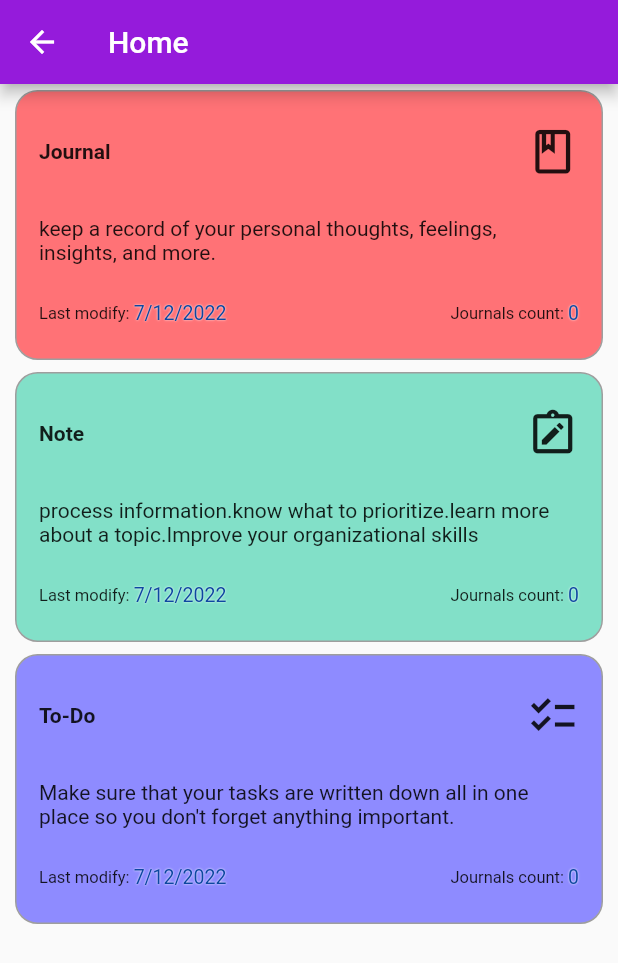
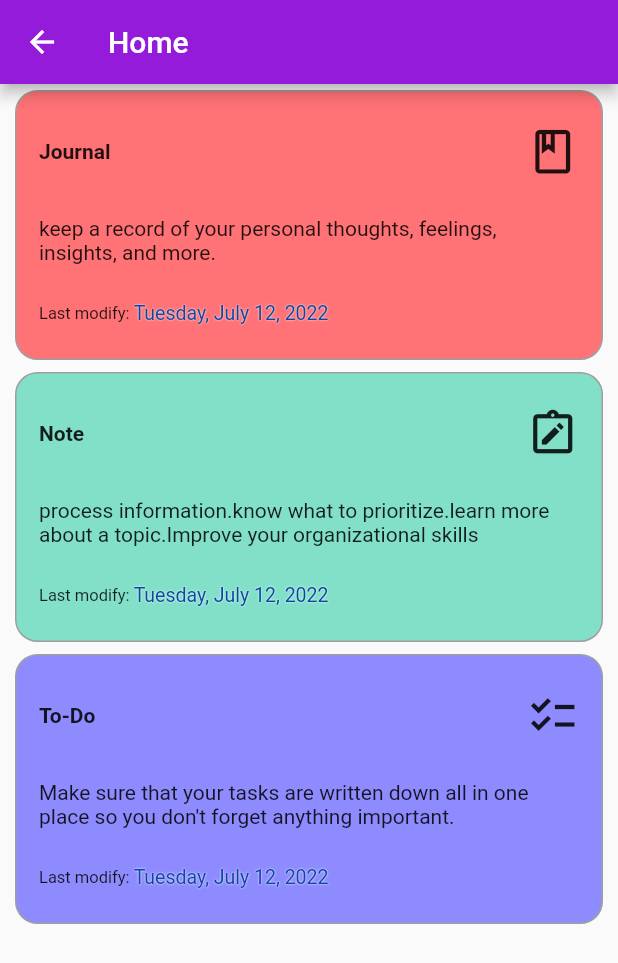
Before and after one commit to HashemAlkeshawi/Magic_calculator, a Flutter app: the Home screen opened directly, on a phone screen of 412 x 824 dp. Shown: the top 963 px of the screen. Run offline on Flutter 3.47's test engine with Material 2 defaults, Android fonts, the phone set to English and light mode, and no system bars; our stand-ins replace flutter_svg, lottie; missing offline and left inert: dart:ffi.

```diff
--- a/lib/data/JSON_FILS/Journal_JSON.dart
+++ b/lib/data/JSON_FILS/Journal_JSON.dart
@@ -4,7 +4,6 @@ import '../dataClasses/Journals.dart';
 
 Map<String, dynamic> journals = {
   'name': 'Journal',
-  'count': JournalList.length,
   'date': DateTime.now(),
   'color': const Color(0xffFF7276),
   'desc':
--- a/lib/data/JSON_FILS/Note_JSON.dart
+++ b/lib/data/JSON_FILS/Note_JSON.dart
@@ -4,7 +4,6 @@ import 'package:magic_calculator/data/dataClasses/Notes.dart';
 
 Map<String, dynamic> notes = {
   'name': 'Note',
-  'count': noteList.length,
   'date': DateTime.now(),
   'color': const Color(0xff82E0C8),
   'desc':
--- a/lib/data/JSON_FILS/ToDo_JSON.dart
+++ b/lib/data/JSON_FILS/ToDo_JSON.dart
@@ -4,7 +4,6 @@ import '../dataClasses/Todos.dart';
 
 Map<String, dynamic> tasks = {
   'name': 'To-Do',
-  'count': 0,
   'date': DateTime.now(),
   'color': const Color(0xff8E8BFF),
   'desc':
--- a/lib/main.dart
+++ b/lib/main.dart
@@ -1,5 +1,4 @@
 import 'package:flutter/material.dart';
-import 'package:magic_calculator/screens/HiddenApp/home.dart';
 import 'package:magic_calculator/screens/calculator.dart';
 
 void main() {
@@ -11,7 +10,7 @@ class App extends StatelessWidget {
   Widget build(BuildContext context) {
     return MaterialApp(
       debugShowCheckedModeBanner: false,
-      home: Home(),
+      home: Magic_calculator(),
     );
   }
 }
--- a/lib/screens/HiddenApp/home.dart
+++ b/lib/screens/HiddenApp/home.dart
@@ -94,19 +94,7 @@ class Home extends StatelessWidget {
                 style: TextStyle(fontSize: 11),
               ),
               Text(
-                DateFormat.yMd().format(map['date']),
-                style: TextStyle(
-                    fontSize: 13,
-                    color: Colors.blue[900],
-                    shadows: [Shadow(color: Colors.white, blurRadius: 1)]),
-              ),
-              Spacer(),
-              Text(
-                "Journals count: ",
-                style: TextStyle(fontSize: 11),
-              ),
-              Text(
-                map['count'].toString(),
+                DateFormat.yMMMMEEEEd().format(map['date']),
                 style: TextStyle(
                     fontSize: 13,
                     color: Colors.blue[900],
```
